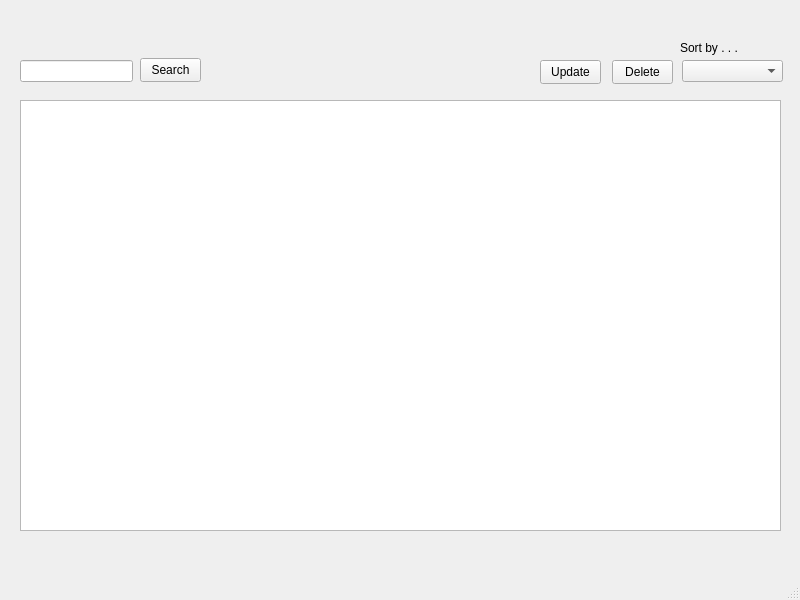
The window that loginscreen/adminwindow.ui (jgrady15/CS1C-Project-1) describes before a commit, drawn with Qt 5.
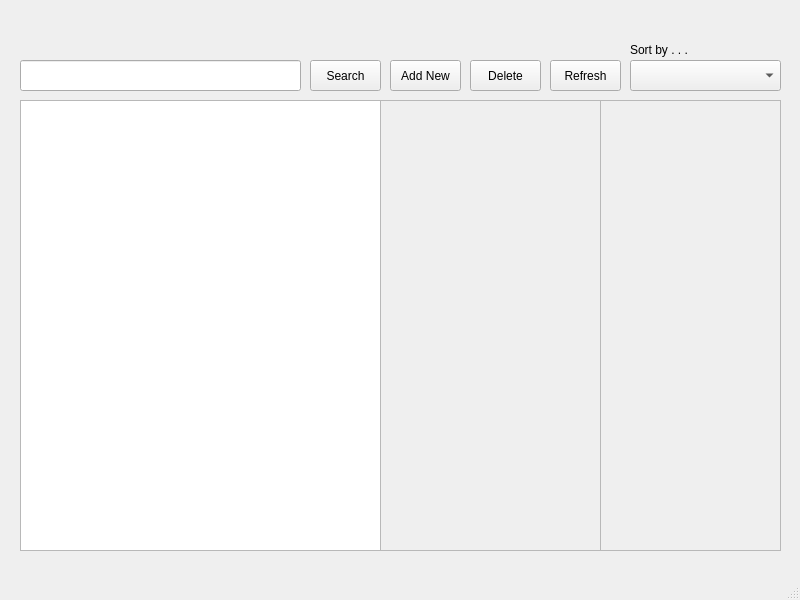
The same window after the commit.

The edit to the form file:
```diff
--- a/loginscreen/adminwindow.ui
+++ b/loginscreen/adminwindow.ui
@@ -19,18 +19,18 @@
      <rect>
       <x>20</x>
       <y>60</y>
-      <width>113</width>
-      <height>22</height>
+      <width>281</width>
+      <height>31</height>
      </rect>
     </property>
    </widget>
    <widget class="QPushButton" name="searchButton">
     <property name="geometry">
      <rect>
-      <x>140</x>
-      <y>58</y>
-      <width>61</width>
-      <height>24</height>
+      <x>310</x>
+      <y>60</y>
+      <width>71</width>
+      <height>31</height>
      </rect>
     </property>
     <property name="text">
@@ -40,43 +40,39 @@
    <widget class="QComboBox" name="adDropMenu">
     <property name="geometry">
      <rect>
-      <x>682</x>
+      <x>630</x>
       <y>60</y>
-      <width>101</width>
-      <height>22</height>
+      <width>151</width>
+      <height>31</height>
      </rect>
     </property>
+    <property name="editable">
+     <bool>false</bool>
+    </property>
+    <property name="currentText">
+     <string/>
+    </property>
    </widget>
    <widget class="QLabel" name="label">
     <property name="geometry">
      <rect>
-      <x>680</x>
+      <x>630</x>
       <y>40</y>
       <width>71</width>
-      <height>16</height>
+      <height>20</height>
      </rect>
     </property>
     <property name="text">
      <string>Sort by . . .</string>
     </property>
    </widget>
-   <widget class="QTableView" name="tableView">
+   <widget class="QPushButton" name="adminWindow_deleteButton">
     <property name="geometry">
      <rect>
-      <x>20</x>
-      <y>100</y>
-      <width>761</width>
-      <height>431</height>
-     </rect>
-    </property>
-   </widget>
-   <widget class="QPushButton" name="deleteButton">
-    <property name="geometry">
-     <rect>
-      <x>612</x>
+      <x>470</x>
       <y>60</y>
-      <width>61</width>
-      <height>24</height>
+      <width>71</width>
+      <height>31</height>
      </rect>
     </property>
     <property name="text">
@@ -86,14 +82,63 @@
    <widget class="QPushButton" name="updateButton">
     <property name="geometry">
      <rect>
-      <x>540</x>
+      <x>390</x>
       <y>60</y>
-      <width>61</width>
-      <height>24</height>
+      <width>71</width>
+      <height>31</height>
      </rect>
     </property>
     <property name="text">
-     <string>Update</string>
+     <string>Add New</string>
+    </property>
+   </widget>
+   <widget class="QPushButton" name="adminWindow_refreshButton">
+    <property name="geometry">
+     <rect>
+      <x>550</x>
+      <y>60</y>
+      <width>71</width>
+      <height>31</height>
+     </rect>
+    </property>
+    <property name="text">
+     <string>Refresh</string>
+    </property>
+   </widget>
+   <widget class="QListWidget" name="adminWindow_displayListCompanyName">
+    <property name="geometry">
+     <rect>
+      <x>20</x>
+      <y>100</y>
+      <width>361</width>
+      <height>451</height>
+     </rect>
+    </property>
+   </widget>
+   <widget class="QListWidget" name="adminWindow_displayListInterestLevel">
+    <property name="enabled">
+     <bool>false</bool>
+    </property>
+    <property name="geometry">
+     <rect>
+      <x>380</x>
+      <y>100</y>
+      <width>221</width>
+      <height>451</height>
+     </rect>
+    </property>
+   </widget>
+   <widget class="QListWidget" name="adminWindow_displayListKeyCustomer">
+    <property name="enabled">
+     <bool>false</bool>
+    </property>
+    <property name="geometry">
+     <rect>
+      <x>600</x>
+      <y>100</y>
+      <width>181</width>
+      <height>451</height>
+     </rect>
     </property>
    </widget>
   </widget>
```
Left out of the diff: 41 changed lines with no effect on the pictures.
